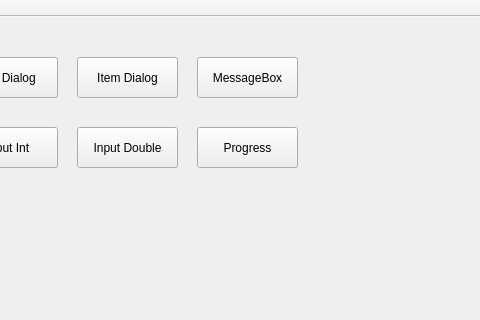
Qt form C++/Demo_Qt/QtLearn_llfc/Q06_NormalDialog/mainwindow.ui (FrozenSky7124/Project_MSVS) before a commit; both pictures show x 213 to 693 and y 0 to 320 of the 693 by 489 pixel window.
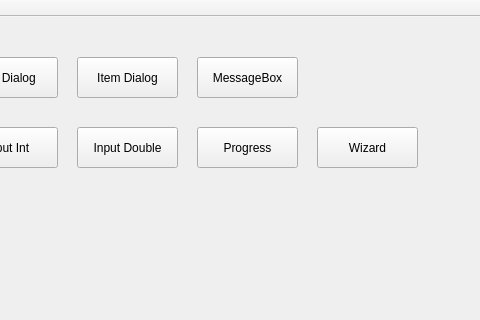
The same form after that commit.

Commit message: QT LEARN (Q06_NormalDialog)

The edit to the form file:
```diff
--- a/C++/Demo_Qt/QtLearn_llfc/Q06_NormalDialog/mainwindow.ui
+++ b/C++/Demo_Qt/QtLearn_llfc/Q06_NormalDialog/mainwindow.ui
@@ -118,6 +118,19 @@
      <string>Progress</string>
     </property>
    </widget>
+   <widget class="QPushButton" name="btnWizard">
+    <property name="geometry">
+     <rect>
+      <x>530</x>
+      <y>110</y>
+      <width>101</width>
+      <height>41</height>
+     </rect>
+    </property>
+    <property name="text">
+     <string>Wizard</string>
+    </property>
+   </widget>
   </widget>
   <widget class="QMenuBar" name="menuBar">
    <property name="geometry">
```
The commit also changes 2 other files.
